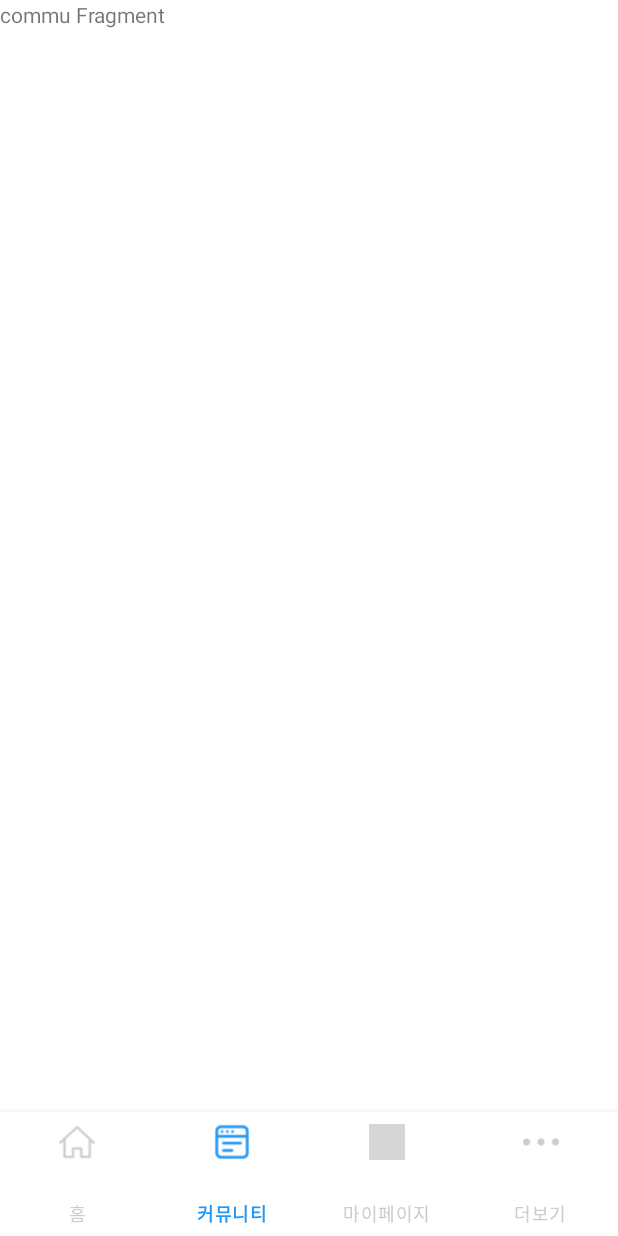
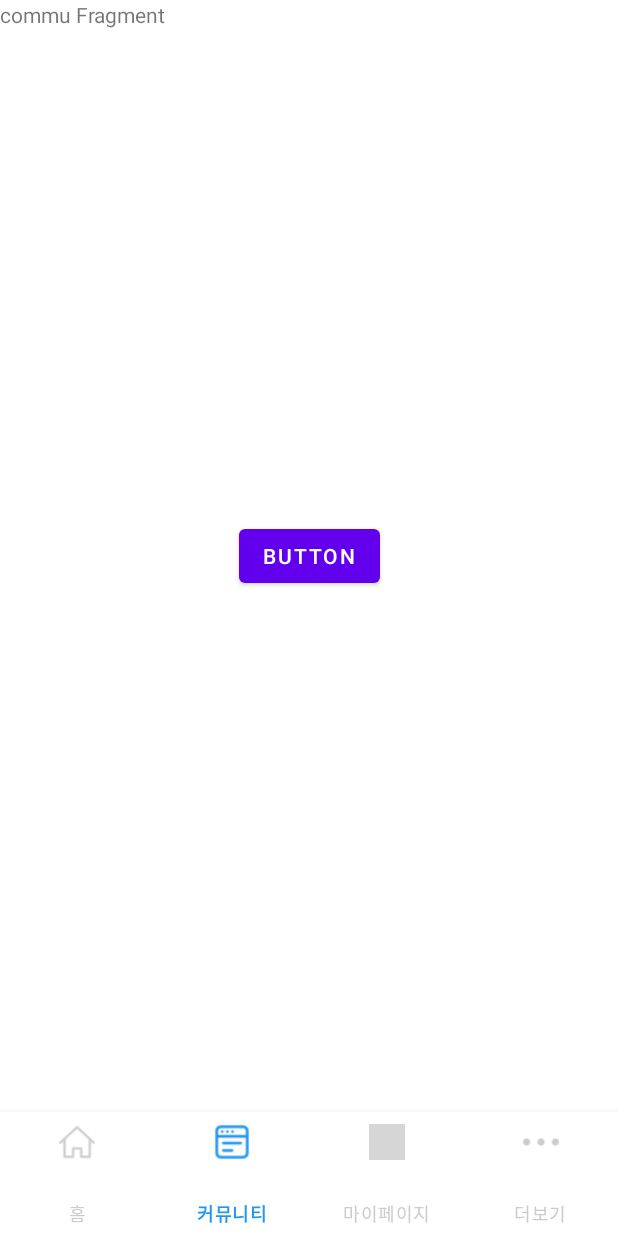
Before and after one commit to 2022-SMHRD-UmGrade/Front, an Android app: the screen it shows after launch (MainActivity), item 2 of the bottom bar chosen, on a phone screen of 412 x 824 dp. Run offline under Robolectric (Android 15) with nearby library versions, the phone set to English and light mode, and no system bars; libraries missing offline, so code that uses them is left out: com.google.firestore.v1, me.relex.circleindicator; pictures from the network do not load; grey boxes are pictures that could not be loaded.

Commit message:
커뮤니티-게시판 연결 -예은-

```diff
--- a/front-end/umgrade/app/src/main/AndroidManifest.xml
+++ b/front-end/umgrade/app/src/main/AndroidManifest.xml
@@ -12,6 +12,9 @@
         android:supportsRtl="true"
         android:theme="@style/Theme.Umgrade"
         android:usesCleartextTraffic="true">
+        <activity
+            android:name=".WriteActivity"
+            android:exported="false" />
         <activity
             android:name=".ServiceActivity"
             android:exported="false" />
--- a/front-end/umgrade/app/src/main/java/com/example/umgrade/CommuFragment.java
+++ b/front-end/umgrade/app/src/main/java/com/example/umgrade/CommuFragment.java
@@ -8,14 +8,28 @@ import androidx.fragment.app.Fragment;
 import android.view.LayoutInflater;
 import android.view.View;
 import android.view.ViewGroup;
+import android.widget.Button;
+
+import com.google.firestore.v1.Write;
 
 
 public class CommuFragment extends Fragment {
+    Button button;
+
     @Override
     public View onCreateView(LayoutInflater inflater, ViewGroup container,
                              Bundle savedInstanceState) {
         View view = inflater.inflate(R.layout.fragment_commu, container, false);
 
+        button = view.findViewById(R.id.button);
+        button.setOnClickListener(new View.OnClickListener() {
+            @Override
+            public void onClick(View view) {
+                Intent intent = new Intent(getActivity(), WriteActivity.class);
+                startActivity(intent);
+            }
+        });
+
         return view;
     }
 }
--- a/front-end/umgrade/app/src/main/res/layout/fragment_commu.xml
+++ b/front-end/umgrade/app/src/main/res/layout/fragment_commu.xml
@@ -1,5 +1,6 @@
 <?xml version="1.0" encoding="utf-8"?>
 <androidx.constraintlayout.widget.ConstraintLayout xmlns:android="http://schemas.android.com/apk/res/android"
+    xmlns:app="http://schemas.android.com/apk/res-auto"
     xmlns:tools="http://schemas.android.com/tools"
     android:layout_width="match_parent"
     android:layout_height="match_parent"
@@ -7,8 +8,23 @@
 
     <!-- TODO: Update blank fragment layout -->
     <TextView
-        android:layout_width="match_parent"
-        android:layout_height="match_parent"
-        android:text="commu Fragment" />
+        android:id="@+id/textView2"
+        android:layout_width="0dp"
+        android:layout_height="0dp"
+        android:text="commu Fragment"
+        app:layout_constraintBottom_toBottomOf="parent"
+        app:layout_constraintEnd_toEndOf="parent"
+        app:layout_constraintStart_toStartOf="parent"
+        app:layout_constraintTop_toTopOf="parent" />
+
+    <Button
+        android:id="@+id/button"
+        android:layout_width="wrap_content"
+        android:layout_height="wrap_content"
+        android:text="Button"
+        app:layout_constraintBottom_toBottomOf="parent"
+        app:layout_constraintEnd_toEndOf="parent"
+        app:layout_constraintStart_toStartOf="parent"
+        app:layout_constraintTop_toTopOf="parent" />
 
 </androidx.constraintlayout.widget.ConstraintLayout>
```
Also changed, not shown: front-end/umgrade/app/src/main/java/com/example/umgrade/WriteActivity.java (added, +14 -0 lines), front-end/umgrade/app/src/main/res/layout/activity_write.xml (added, +18 -0 lines), 68 other files.
